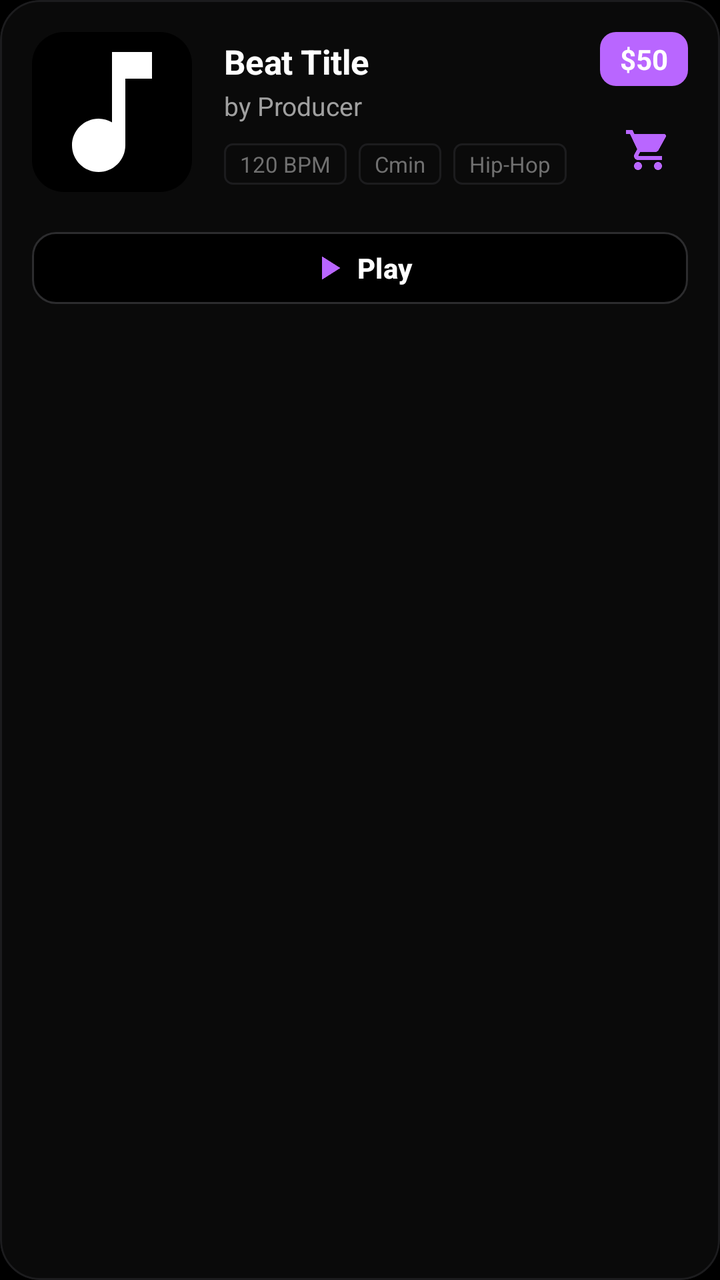
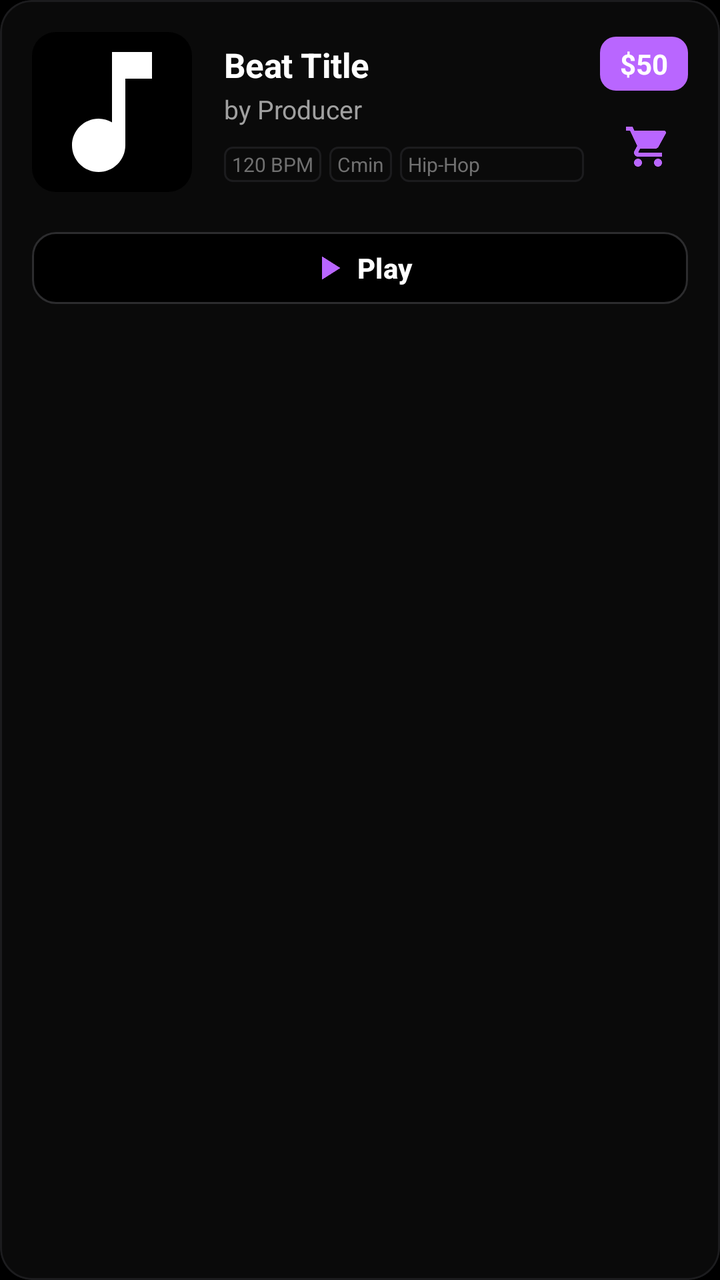

Compare the two renders of this Android layout. The source of the first and the diff that turns it into the second are given below.
<!-- AndroidManifest.xml: application theme Theme.BeatHouse.Splash -->
<!-- res/layout/item_beat.xml -->
<?xml version="1.0" encoding="utf-8"?>
<com.google.android.material.card.MaterialCardView
    xmlns:android="http://schemas.android.com/apk/res/android"
    xmlns:app="http://schemas.android.com/apk/res-auto"
    android:id="@+id/cardBeat"
    android:layout_width="match_parent"
    android:layout_height="wrap_content"
    android:layout_marginHorizontal="16dp"
    android:layout_marginVertical="8dp"
    app:cardCornerRadius="20dp"
    app:cardElevation="0dp"
    app:cardBackgroundColor="@color/surface_container"
    app:strokeColor="@color/outline"
    app:strokeWidth="1dp"
    android:stateListAnimator="@null">

    <LinearLayout
        android:layout_width="match_parent"
        android:layout_height="wrap_content"
        android:orientation="vertical"
        android:padding="16dp">

        
        <LinearLayout
            android:layout_width="match_parent"
            android:layout_height="wrap_content"
            android:orientation="horizontal"
            android:gravity="center_vertical">

            
            <com.google.android.material.card.MaterialCardView
                android:layout_width="80dp"
                android:layout_height="80dp"
                android:layout_marginEnd="16dp"
                app:cardCornerRadius="16dp"
                app:cardElevation="0dp"
                app:strokeWidth="0dp">
                <ImageView
                    android:id="@+id/ivCover"
                    android:layout_width="match_parent"
                    android:layout_height="match_parent"
                    android:scaleType="centerCrop"
                    android:src="@drawable/ic_music_note"
                    android:background="@color/surface_variant"
                    android:contentDescription="Beat cover" />
            </com.google.android.material.card.MaterialCardView>

            
            <LinearLayout
                android:layout_width="0dp"
                android:layout_height="wrap_content"
                android:layout_weight="1"
                android:orientation="vertical"
                android:layout_gravity="center_vertical">

                
                <TextView
                    android:id="@+id/tvTitle"
                    android:layout_width="wrap_content"
                    android:layout_height="wrap_content"
                    android:text="Beat Title"
                    android:textSize="17sp"
                    android:textStyle="bold"
                    android:textColor="@color/on_surface"
                    android:maxLines="1"
                    android:ellipsize="end"
                    android:letterSpacing="-0.01" />

                
                <TextView
                    android:id="@+id/tvProducer"
                    android:layout_width="wrap_content"
                    android:layout_height="wrap_content"
                    android:text="by Producer"
                    android:textSize="13sp"
                    android:textColor="@color/on_surface_variant"
                    android:layout_marginTop="2dp"
                    android:maxLines="1"
                    android:ellipsize="end" />

                
                <LinearLayout
                    android:layout_width="match_parent"
                    android:layout_height="wrap_content"
                    android:orientation="horizontal"
                    android:layout_marginTop="10dp">

                    <TextView
                        android:id="@+id/tvBpm"
                        android:layout_width="wrap_content"
                        android:layout_height="wrap_content"
                        android:text="120 BPM"
                        android:textSize="11sp"
                        android:textColor="@color/on_surface_secondary"
                        android:paddingHorizontal="8dp"
                        android:paddingVertical="3dp"
                        android:background="@drawable/tag_background" />

                    <TextView
                        android:id="@+id/tvKey"
                        android:layout_width="wrap_content"
                        android:layout_height="wrap_content"
                        android:text="Cmin"
                        android:textSize="11sp"
                        android:textColor="@color/on_surface_secondary"
                        android:paddingHorizontal="8dp"
                        android:paddingVertical="3dp"
                        android:background="@drawable/tag_background"
                        android:layout_marginStart="6dp" />

                    <TextView
                        android:id="@+id/tvGenre"
                        android:layout_width="wrap_content"
                        android:layout_height="wrap_content"
                        android:text="Hip-Hop"
                        android:textSize="11sp"
                        android:textColor="@color/on_surface_secondary"
                        android:paddingHorizontal="8dp"
                        android:paddingVertical="3dp"
                        android:background="@drawable/tag_background"
                        android:layout_marginStart="6dp" />

                </LinearLayout>

            </LinearLayout>

            
            <LinearLayout
                android:layout_width="wrap_content"
                android:layout_height="match_parent"
                android:orientation="vertical"
                android:gravity="end|top"
                android:layout_marginStart="8dp">

                <TextView
                    android:id="@+id/tvPrice"
                    android:layout_width="wrap_content"
                    android:layout_height="wrap_content"
                    android:text="$50"
                    android:textSize="14sp"
                    android:textStyle="bold"
                    android:paddingHorizontal="10dp"
                    android:paddingVertical="4dp"
                    android:background="@drawable/price_background"
                    android:textColor="@color/on_primary" />

                <FrameLayout
                    android:layout_width="40dp"
                    android:layout_height="40dp"
                    android:layout_marginTop="12dp">

                    <ImageButton
                        android:id="@+id/btn_add_to_cart"
                        android:layout_width="32dp"
                        android:layout_height="32dp"
                        android:layout_gravity="center"
                        android:src="@drawable/ic_shopping_cart"
                        android:background="?attr/selectableItemBackgroundBorderless"
                        android:contentDescription="Add to cart"
                        app:tint="@color/primary" />

                    <View
                        android:id="@+id/cart_badge"
                        android:layout_width="10dp"
                        android:layout_height="10dp"
                        android:layout_gravity="top|end"
                        android:background="@drawable/badge_background"
                        android:visibility="gone" />

                </FrameLayout>

            </LinearLayout>

        </LinearLayout>

        <TextView
            android:id="@+id/tvDescription"
            android:layout_width="match_parent"
            android:layout_height="wrap_content"
            android:textSize="12sp"
            android:textColor="@color/on_surface_variant"
            android:layout_marginTop="8dp"
            android:maxLines="2"
            android:ellipsize="end"
            android:visibility="gone" />

        
        <com.google.android.material.button.MaterialButton
            android:id="@+id/btnPlay"
            android:layout_width="match_parent"
            android:layout_height="44dp"
            android:layout_marginTop="16dp"
            android:text="Play"
            android:textSize="14sp"
            app:icon="@drawable/ic_play_arrow"
            app:iconGravity="textStart"
            app:iconSize="20dp"
            app:cornerRadius="12dp"
            app:backgroundTint="@color/surface_variant"
            android:textColor="@color/on_surface"
            app:strokeColor="@color/outline_variant"
            app:strokeWidth="1dp"
            style="@style/Widget.Material3.Button.TextButton" />

    </LinearLayout>

</com.google.android.material.card.MaterialCardView>
<!-- resources referenced by this layout -->
<resources>
  <color name="on_primary">#FFFFFF</color>
  <color name="on_surface">#FFFFFF</color>
  <color name="on_surface_secondary">#707070</color>
  <color name="on_surface_variant">#A0A0A0</color>
  <color name="outline">#1C1C1E</color>
  <color name="outline_variant">#2C2C2E</color>
  <color name="primary">#B966FF</color>
  <color name="surface_container">#0A0A0A</color>
  <color name="surface_variant">#000000</color>
  <!-- drawable badge_background (drawable) -->
  <?xml version="1.0" encoding="utf-8"?>
  <shape xmlns:android="http://schemas.android.com/apk/res/android"
      android:shape="oval">
      <solid android:color="#B966FF" />
  </shape>
  <!-- drawable ic_music_note (drawable) -->
  <vector xmlns:android="http://schemas.android.com/apk/res/android"
      android:width="24dp"
      android:height="24dp"
      android:viewportWidth="24"
      android:viewportHeight="24"
      android:tint="?attr/colorOnSurface">
      <path
          android:fillColor="@android:color/white"
          android:pathData="M12,3v10.55c-0.59,-0.34 -1.27,-0.55 -2,-0.55 -2.21,0 -4,1.79 -4,4s1.79,4 4,4 4,-1.79 4,-4V7h4V3h-6z"/>
  </vector>
  <!-- drawable ic_play_arrow (drawable) -->
  <?xml version="1.0" encoding="utf-8"?>
  <vector xmlns:android="http://schemas.android.com/apk/res/android"
      android:width="24dp"
      android:height="24dp"
      android:viewportWidth="24"
      android:viewportHeight="24"
      android:tint="?attr/colorOnSurface">
      <path
          android:fillColor="@android:color/white"
          android:pathData="M8,5v14l11,-7z"/>
  </vector>
  <!-- drawable price_background (drawable) -->
  <?xml version="1.0" encoding="utf-8"?>
  <shape xmlns:android="http://schemas.android.com/apk/res/android">
      <corners android:radius="8dp" />
      <solid android:color="@color/primary" />
  </shape>
  <!-- drawable tag_background (drawable) -->
  <shape xmlns:android="http://schemas.android.com/apk/res/android">
      <corners android:radius="4dp" />
      <stroke android:width="1dp" android:color="@color/outline" />
      <solid android:color="@android:color/transparent" />
  </shape>
  <style name="Theme.BeatHouse.Splash" parent="Theme.BeatHouse">
          <item name="android:windowBackground">@color/background</item>
      </style>
  <color name="background">#000000</color>
  <color name="primary_container">#1A0033</color>
  <color name="secondary">#8E8E93</color>
  <color name="secondary_container">#151517</color>
  <color name="on_secondary">#FFFFFF</color>
  <color name="error">#FF453A</color>
  <color name="error_container">#330000</color>
  <color name="surface">#000000</color>
  <style name="Widget.BeatHouse.Card" parent="Widget.Material3.CardView.Elevated">
          <item name="cardCornerRadius">18dp</item>
          <item name="cardElevation">0dp</item>
          <item name="strokeColor">@color/outline</item>
          <item name="strokeWidth">1dp</item>
          <item name="cardBackgroundColor">@color/surface_container</item>
      </style>
  <style name="Widget.BeatHouse.AppBarLayout" parent="Widget.Material3.AppBarLayout">
          <item name="android:background">@color/surface</item>
          <item name="backgroundTint">@color/surface</item>
      </style>
  <style name="Widget.BeatHouse.Chip" parent="Widget.Material3.Chip.Filter">
          <item name="chipCornerRadius">12dp</item>
          <item name="chipStrokeColor">@color/outline</item>
          <item name="chipStrokeWidth">1dp</item>
          <item name="android:textColor">@color/on_surface_variant</item>
          <item name="chipBackgroundColor">@color/surface_container</item>
          <item name="checkedIconTint">@color/primary</item>
          <item name="android:textSize">14sp</item>
      </style>
  <!-- unchanged entries left out for length: 5 -->
</resources>

<!-- the commit's change to res/layout/item_beat.xml (unified diff, before → after) -->
@@ -7,7 +7,7 @@
     android:layout_height="wrap_content"
     android:layout_marginHorizontal="16dp"
     android:layout_marginVertical="8dp"
-    app:cardCornerRadius="20dp"
+    app:cardCornerRadius="16dp"
     app:cardElevation="0dp"
     app:cardBackgroundColor="@color/surface_container"
     app:strokeColor="@color/outline"
@@ -32,7 +32,7 @@
                 android:layout_width="80dp"
                 android:layout_height="80dp"
                 android:layout_marginEnd="16dp"
-                app:cardCornerRadius="16dp"
+                app:cardCornerRadius="12dp"
                 app:cardElevation="0dp"
                 app:strokeWidth="0dp">
                 <ImageView
@@ -90,35 +90,40 @@
                         android:layout_width="wrap_content"
                         android:layout_height="wrap_content"
                         android:text="120 BPM"
-                        android:textSize="11sp"
+                        android:textSize="10sp"
                         android:textColor="@color/on_surface_secondary"
-                        android:paddingHorizontal="8dp"
-                        android:paddingVertical="3dp"
-                        android:background="@drawable/tag_background" />
+                        android:paddingHorizontal="4dp"
+                        android:paddingVertical="2dp"
+                        android:background="@drawable/tag_background"
+                        android:maxLines="1" />
 
                     <TextView
                         android:id="@+id/tvKey"
                         android:layout_width="wrap_content"
                         android:layout_height="wrap_content"
                         android:text="Cmin"
-                        android:textSize="11sp"
+                        android:textSize="10sp"
                         android:textColor="@color/on_surface_secondary"
-                        android:paddingHorizontal="8dp"
-                        android:paddingVertical="3dp"
+                        android:paddingHorizontal="4dp"
+                        android:paddingVertical="2dp"
                         android:background="@drawable/tag_background"
-                        android:layout_marginStart="6dp" />
+                        android:layout_marginStart="4dp"
+                        android:maxLines="1" />
 
                     <TextView
                         android:id="@+id/tvGenre"
-                        android:layout_width="wrap_content"
+                        android:layout_width="0dp"
                         android:layout_height="wrap_content"
+                        android:layout_weight="1"
                         android:text="Hip-Hop"
-                        android:textSize="11sp"
+                        android:textSize="10sp"
                         android:textColor="@color/on_surface_secondary"
-                        android:paddingHorizontal="8dp"
-                        android:paddingVertical="3dp"
+                        android:paddingHorizontal="4dp"
+                        android:paddingVertical="2dp"
                         android:background="@drawable/tag_background"
-                        android:layout_marginStart="6dp" />
+                        android:layout_marginStart="4dp"
+                        android:maxLines="1"
+                        android:ellipsize="end" />
 
                 </LinearLayout>
 
@@ -127,7 +132,7 @@
             
             <LinearLayout
                 android:layout_width="wrap_content"
-                android:layout_height="match_parent"
+                android:layout_height="wrap_content"
                 android:orientation="vertical"
                 android:gravity="end|top"
                 android:layout_marginStart="8dp">
@@ -147,7 +152,7 @@
                 <FrameLayout
                     android:layout_width="40dp"
                     android:layout_height="40dp"
-                    android:layout_marginTop="12dp">
+                    android:layout_marginTop="8dp">
 
                     <ImageButton
                         android:id="@+id/btn_add_to_cart"
